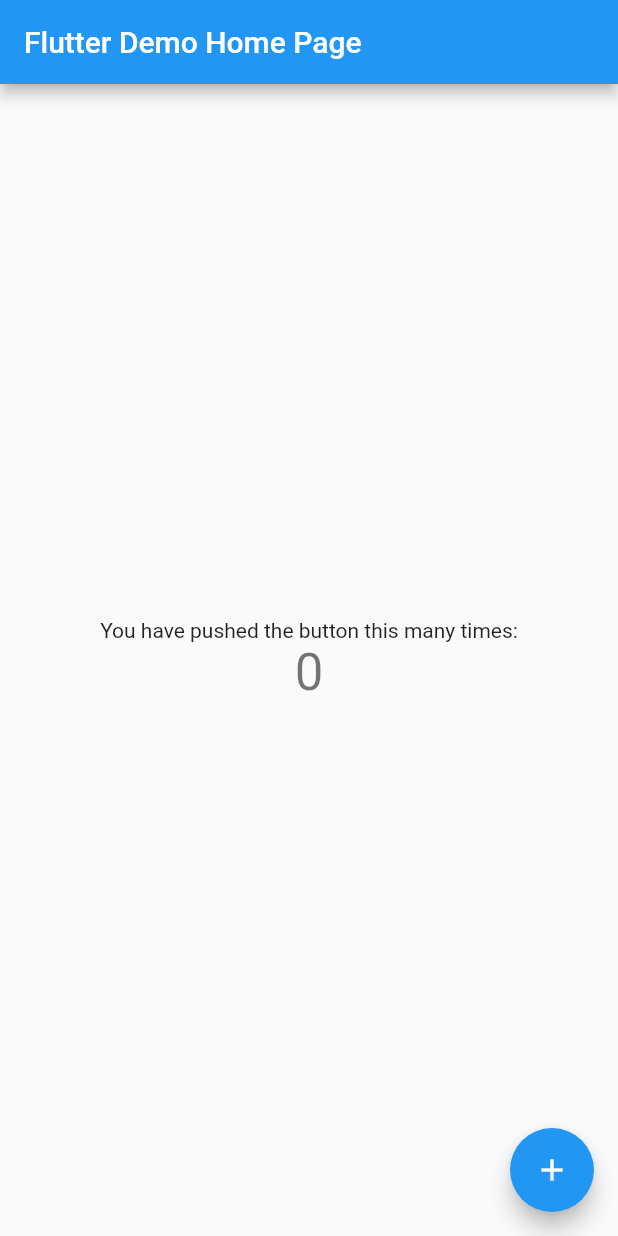
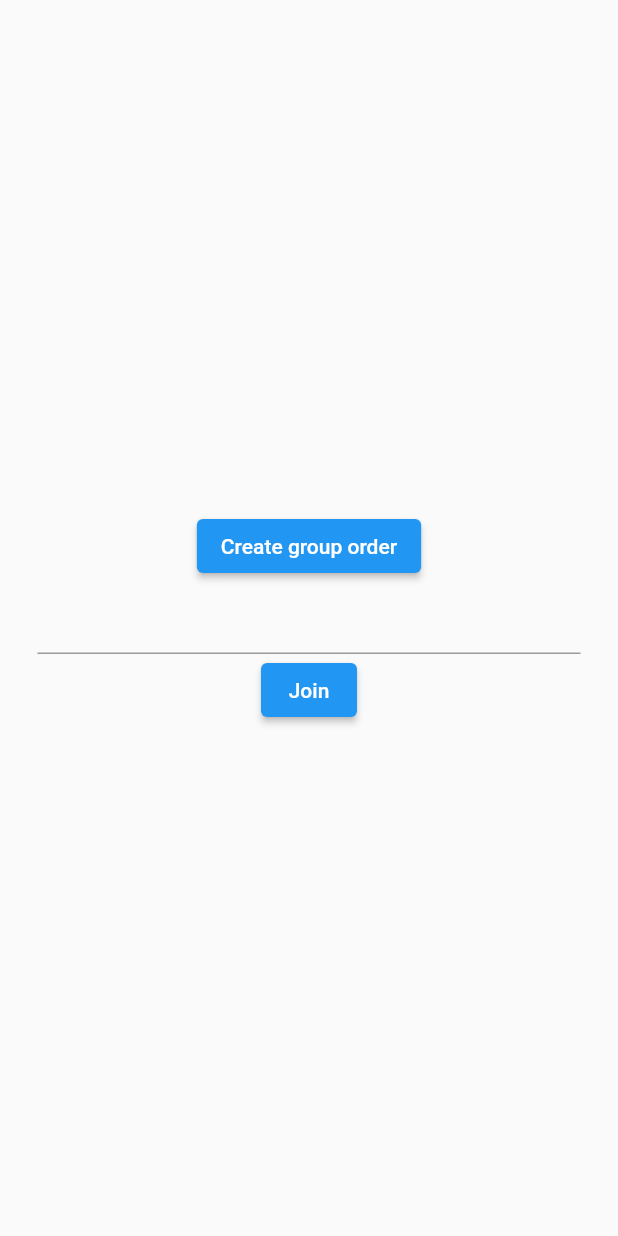
Before and after one commit to papafe/group_order, a Flutter app: the screen it shows after launch, on a phone screen of 412 x 824 dp. Run offline on Flutter 3.47's test engine with Material 2 defaults, Android fonts, the phone set to English and light mode, and no system bars; our stand-ins replace flutter_riverpod; missing offline and left inert: shared_preferences_web.

Commit message:
Added stubs

```diff
--- a/lib/main.dart
+++ b/lib/main.dart
@@ -1,4 +1,6 @@
 import 'package:flutter/material.dart';
+import 'package:flutter_riverpod/flutter_riverpod.dart';
+import 'package:group_order/pages/login_page.dart';
 
 void main() {
   runApp(const MyApp());
@@ -10,106 +12,13 @@
   // This widget is the root of your application.
   @override
   Widget build(BuildContext context) {
-    return MaterialApp(
-      title: 'Flutter Demo',
-      theme: ThemeData(
-        // This is the theme of your application.
-        //
-        // Try running your application with "flutter run". You'll see the
-        // application has a blue toolbar. Then, without quitting the app, try
-        // changing the primarySwatch below to Colors.green and then invoke
-        // "hot reload" (press "r" in the console where you ran "flutter run",
-        // or simply save your changes to "hot reload" in a Flutter IDE).
-        // Notice that the counter didn't reset back to zero; the application
-        // is not restarted.
-        primarySwatch: Colors.blue,
-      ),
-      home: const MyHomePage(title: 'Flutter Demo Home Page'),
+    return ProviderScope(
+      child: MaterialApp(
+          title: 'Flutter Demo',
+          theme: ThemeData(
+            primarySwatch: Colors.blue,
+          ),
+          home: const LoginPage()),
     );
   }
 }
-
-class MyHomePage extends StatefulWidget {
-  const MyHomePage({Key? key, required this.title}) : super(key: key);
-
-  // This widget is the home page of your application. It is stateful, meaning
-  // that it has a State object (defined below) that contains fields that affect
-  // how it looks.
-
-  // This class is the configuration for the state. It holds the values (in this
-  // case the title) provided by the parent (in this case the App widget) and
-  // used by the build method of the State. Fields in a Widget subclass are
-  // always marked "final".
-
-  final String title;
-
-  @override
-  State<MyHomePage> createState() => _MyHomePageState();
-}
-
-class _MyHomePageState extends State<MyHomePage> {
-  int _counter = 0;
-
-  void _incrementCounter() {
-    setState(() {
-      // This call to setState tells the Flutter framework that something has
-      // changed in this State, which causes it to rerun the build method below
-      // so that the display can reflect the updated values. If we changed
-      // _counter without calling setState(), then the build method would not be
-      // called again, and so nothing would appear to happen.
-      _counter++;
-    });
-  }
-
-  @override
-  Widget build(BuildContext context) {
-    // This method is rerun every time setState is called, for instance as done
-    // by the _incrementCounter method above.
-    //
-    // The Flutter framework has been optimized to make rerunning build methods
-    // fast, so that you can just rebuild anything that needs updating rather
-    // than having to individually change instances of widgets.
-    return Scaffold(
-      appBar: AppBar(
-        // Here we take the value from the MyHomePage object that was created by
-        // the App.build method, and use it to set our appbar title.
-        title: Text(widget.title),
-      ),
-      body: Center(
-        // Center is a layout widget. It takes a single child and positions it
-        // in the middle of the parent.
-        child: Column(
-          // Column is also a layout widget. It takes a list of children and
-          // arranges them vertically. By default, it sizes itself to fit its
-          // children horizontally, and tries to be as tall as its parent.
-          //
-          // Invoke "debug painting" (press "p" in the console, choose the
-          // "Toggle Debug Paint" action from the Flutter Inspector in Android
-          // Studio, or the "Toggle Debug Paint" command in Visual Studio Code)
-          // to see the wireframe for each widget.
-          //
-          // Column has various properties to control how it sizes itself and
-          // how it positions its children. Here we use mainAxisAlignment to
-          // center the children vertically; the main axis here is the vertical
-          // axis because Columns are vertical (the cross axis would be
-          // horizontal).
-          mainAxisAlignment: MainAxisAlignment.center,
-          children: <Widget>[
-            const Text(
-              'You have pushed the button this many times:',
-            ),
-            Text(
-              '$_counter',
-              style: Theme.of(context).textTheme.headline4,
-            ),
-          ],
-        ),
-      ),
-      floatingActionButton: FloatingActionButton(
-        onPressed: _incrementCounter,
-        tooltip: 'Increment',
-        child: const Icon(Icons.add),
-      ), // This trailing comma makes auto-formatting nicer for build methods.
-    );
-  }
-}
--- /dev/null
+++ b/lib/pages/login_page.dart
@@ -0,0 +1,35 @@
+import 'package:flutter/material.dart';
+import 'package:group_order/pages/order_page.dart';
+
+class LoginPage extends StatelessWidget {
+  const LoginPage({Key? key}) : super(key: key);
+
+  @override
+  Widget build(BuildContext context) {
+    return Scaffold(
+      body: Container(
+        margin: const EdgeInsets.all(25),
+        child: Center(
+          child: Column(
+            mainAxisAlignment: MainAxisAlignment.center,
+            crossAxisAlignment: CrossAxisAlignment.center,
+            children: [
+              ElevatedButton(
+                  onPressed: () {}, child: const Text("Create group order")),
+              TextFormField(),
+              ElevatedButton(
+                  onPressed: () {
+                    Navigator.push(
+                      context,
+                      MaterialPageRoute(
+                          builder: (context) => const OrderPage()),
+                    );
+                  },
+                  child: const Text("Join")),
+            ],
+          ),
+        ),
+      ),
+    );
+  }
+}
--- a/pubspec.yaml
+++ b/pubspec.yaml
@@ -29,7 +29,8 @@
 dependencies:
   flutter:
     sdk: flutter
-
+  shared_preferences: "2.0.15"
+  flutter_riverpod: ^2.0.0-dev.9
 
   # The following adds the Cupertino Icons font to your application.
   # Use with the CupertinoIcons class for iOS style icons.
```
Also changed, not shown: lib/generated_plugin_registrant.dart (added, +17 -0 lines), lib/model/order.dart (added, +40 -0 lines), lib/pages/order_page.dart (added, +75 -0 lines), 9 other files.
